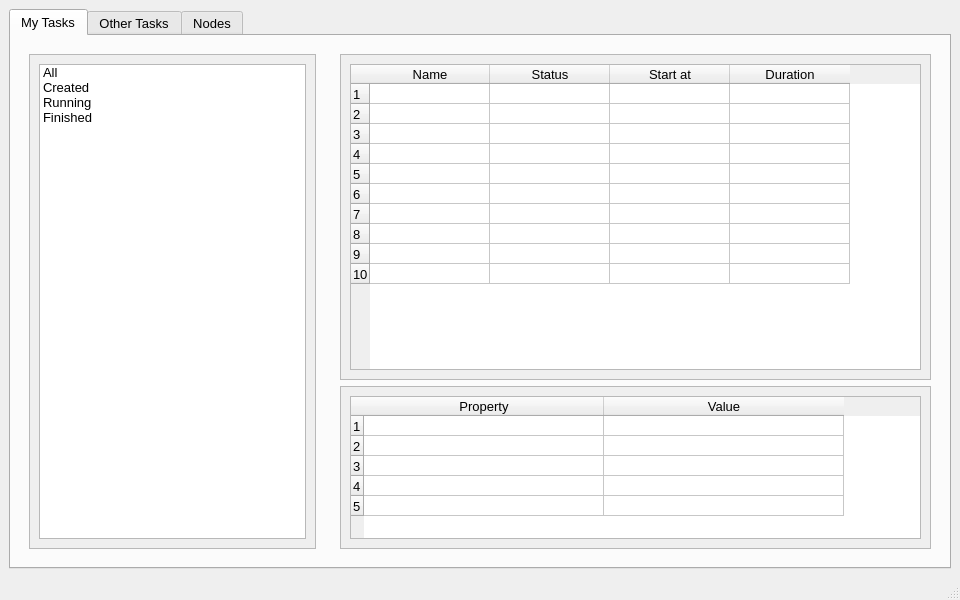
The window that python/src/ui/forms/DistributedGridSearch.ui (PenzaStreetGames/DistributedGridSearch) describes before a commit, drawn with Qt 5.
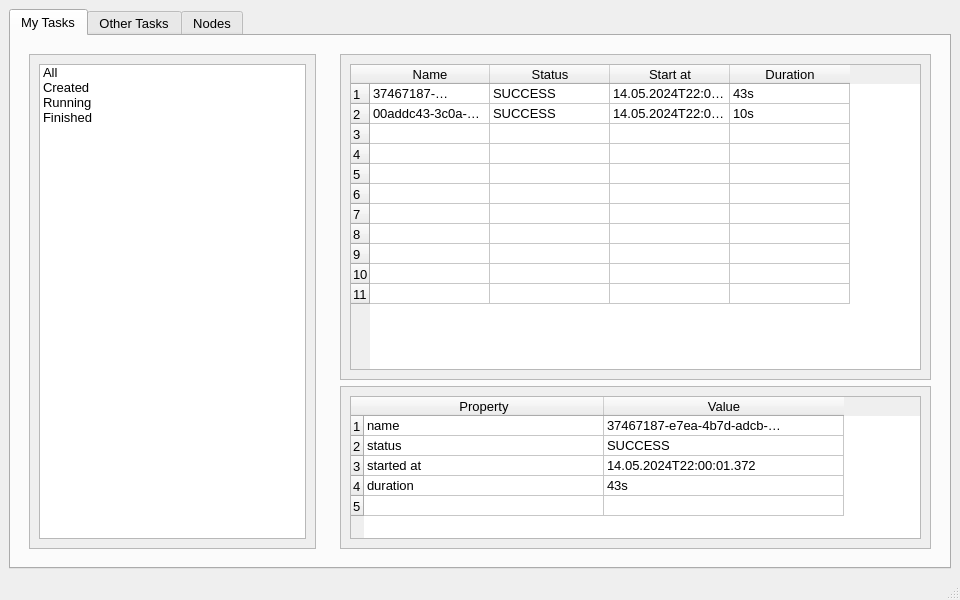
The same window after the commit.

What changed in the file:
```diff
--- a/python/src/ui/forms/DistributedGridSearch.ui
+++ b/python/src/ui/forms/DistributedGridSearch.ui
@@ -139,7 +139,7 @@
                   <bool>true</bool>
                  </property>
                  <property name="rowCount">
-                  <number>10</number>
+                  <number>11</number>
                  </property>
                  <property name="columnCount">
                   <number>4</number>
@@ -156,6 +156,11 @@
                  <attribute name="verticalHeaderMinimumSectionSize">
                   <number>20</number>
                  </attribute>
+                 <row>
+                  <property name="text">
+                   <string>1</string>
+                  </property>
+                 </row>
                  <row/>
                  <row/>
                  <row/>
@@ -206,6 +211,46 @@
                    </font>
                   </property>
                  </column>
+                 <item row="0" column="0">
+                  <property name="text">
+                   <string>37467187-e7ea-4b7d-adcb-ee09d9707151</string>
+                  </property>
+                 </item>
+                 <item row="0" column="1">
+                  <property name="text">
+                   <string>SUCCESS</string>
+                  </property>
+                 </item>
+                 <item row="0" column="2">
+                  <property name="text">
+                   <string>14.05.2024T22:00:01.372</string>
+                  </property>
+                 </item>
+                 <item row="0" column="3">
+                  <property name="text">
+                   <string>43s</string>
+                  </property>
+                 </item>
+                 <item row="1" column="0">
+                  <property name="text">
+                   <string>00addc43-3c0a-4480-b3e5-34e5a5ece33a</string>
+                  </property>
+                 </item>
+                 <item row="1" column="1">
+                  <property name="text">
+                   <string>SUCCESS</string>
+                  </property>
+                 </item>
+                 <item row="1" column="2">
+                  <property name="text">
+                   <string>14.05.2024T22:00:30.692</string>
+                  </property>
+                 </item>
+                 <item row="1" column="3">
+                  <property name="text">
+                   <string>10s</string>
+                  </property>
+                 </item>
                 </widget>
                </item>
               </layout>
@@ -270,6 +315,46 @@
                    <string>Value</string>
                   </property>
                  </column>
+                 <item row="0" column="0">
+                  <property name="text">
+                   <string>name</string>
+                  </property>
+                 </item>
+                 <item row="0" column="1">
+                  <property name="text">
+                   <string>37467187-e7ea-4b7d-adcb-ee09d9707151</string>
+                  </property>
+                 </item>
+                 <item row="1" column="0">
+                  <property name="text">
+                   <string>status</string>
+                  </property>
+                 </item>
+                 <item row="1" column="1">
+                  <property name="text">
+                   <string>SUCCESS</string>
+                  </property>
+                 </item>
+                 <item row="2" column="0">
+                  <property name="text">
+                   <string>started at</string>
+                  </property>
+                 </item>
+                 <item row="2" column="1">
+                  <property name="text">
+                   <string>14.05.2024T22:00:01.372</string>
+                  </property>
+                 </item>
+                 <item row="3" column="0">
+                  <property name="text">
+                   <string>duration</string>
+                  </property>
+                 </item>
+                 <item row="3" column="1">
+                  <property name="text">
+                   <string>43s</string>
+                  </property>
+                 </item>
                 </widget>
                </item>
               </layout>
```
